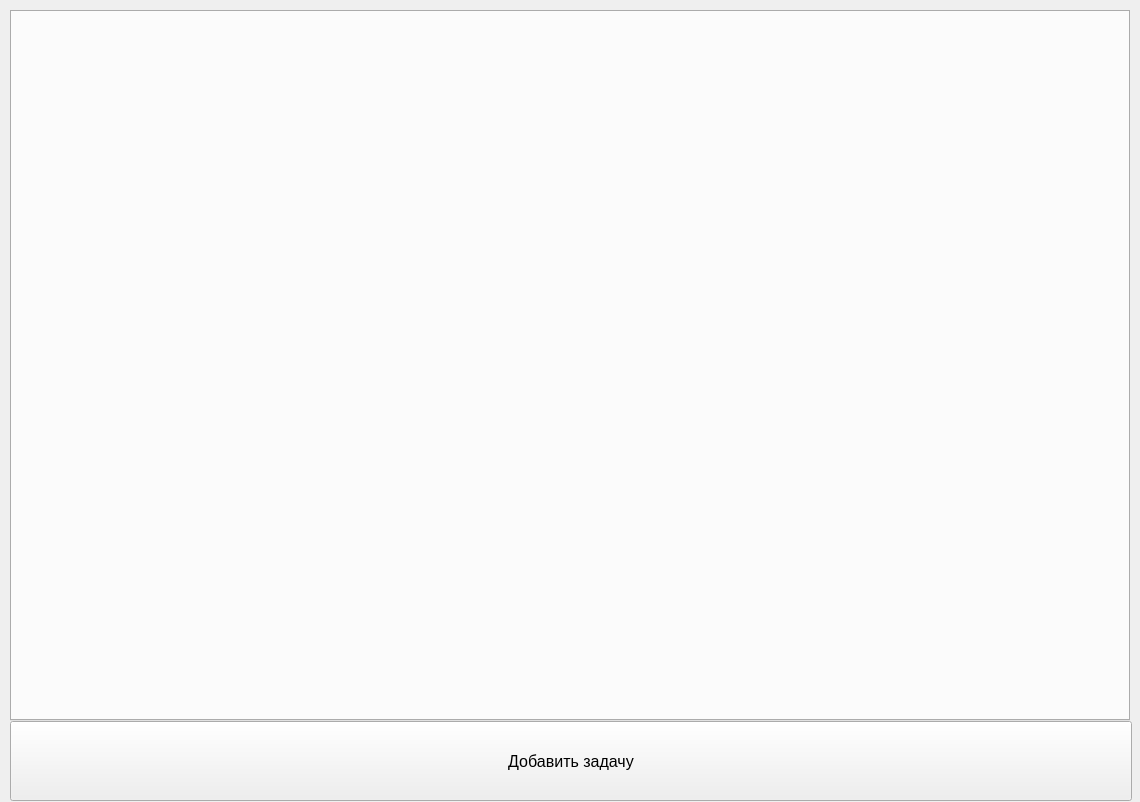
Old version of the form tasks.ui in the repository AnGREATern/kanbaner.
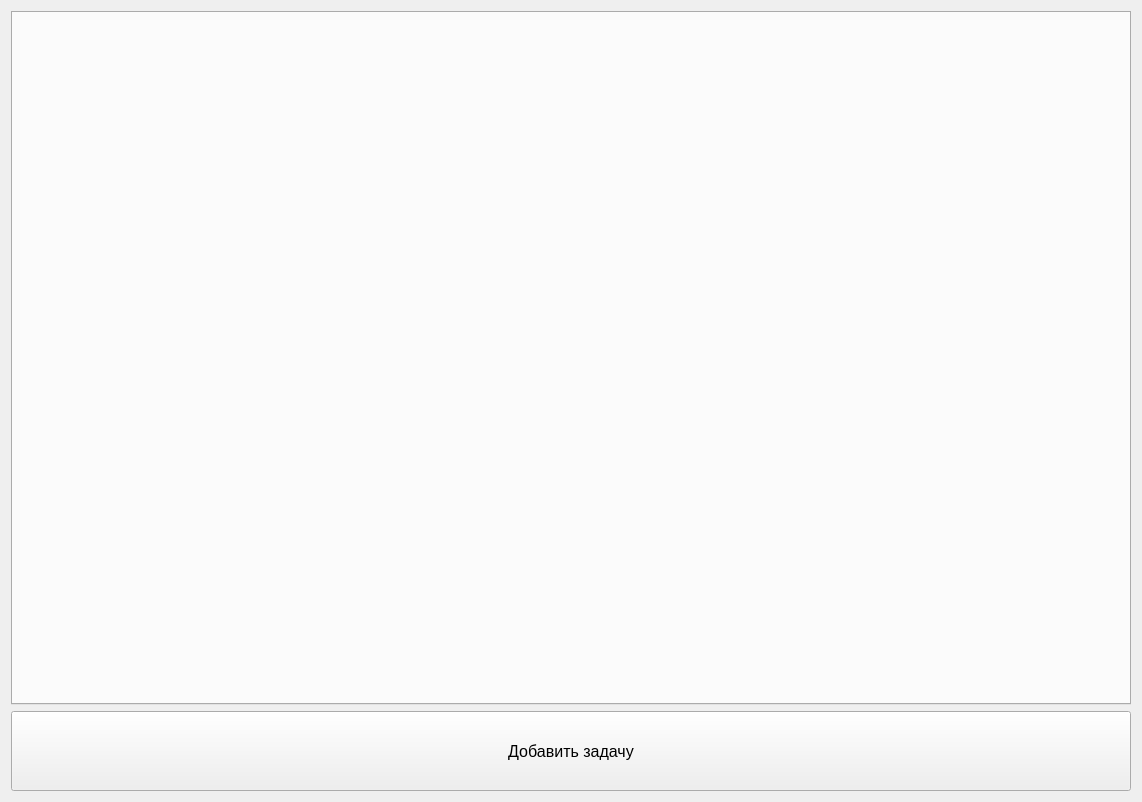
New version of the form.

```diff
--- a/tasks.ui
+++ b/tasks.ui
@@ -13,15 +13,9 @@
   <property name="windowTitle">
    <string>Задания</string>
   </property>
+  <layout class="QVBoxLayout" name="verticalLayout">
+   <item>
   <widget class="QTabWidget" name="tabWidget">
-   <property name="geometry">
-    <rect>
-     <x>10</x>
-     <y>10</y>
-     <width>1120</width>
-     <height>711</height>
-    </rect>
-   </property>
    <property name="font">
     <font>
      <pointsize>12</pointsize>
@@ -34,16 +28,7 @@
     <bool>false</bool>
    </property>
   </widget>
-  <widget class="QWidget" name="horizontalLayoutWidget">
-   <property name="geometry">
-    <rect>
-     <x>10</x>
-     <y>720</y>
-     <width>1122</width>
-     <height>82</height>
-    </rect>
-   </property>
-   <layout class="QHBoxLayout" name="horizontalLayout_2">
+   </item>
     <item>
      <widget class="QPushButton" name="pb_addT">
       <property name="minimumSize">
@@ -63,7 +48,6 @@
      </widget>
     </item>
    </layout>
-  </widget>
  </widget>
  <resources/>
  <connections/>
```
Lines whose indentation alone changed are shown as unchanged.
